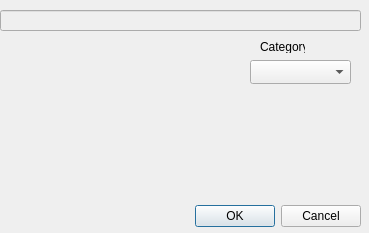
Qt form addurl.ui (pussbb/Link-Saver) before a commit.
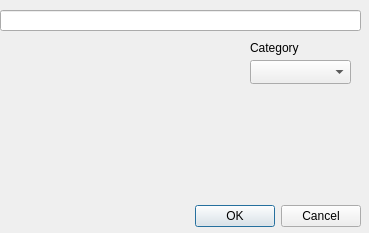
The same form after that commit.

The edit to the form file:
```diff
--- a/addurl.ui
+++ b/addurl.ui
@@ -44,7 +44,7 @@
   </widget>
   <widget class="QLineEdit" name="lineEdit">
    <property name="enabled">
-    <bool>false</bool>
+    <bool>true</bool>
    </property>
    <property name="geometry">
     <rect>
@@ -68,10 +68,10 @@
   <widget class="QLabel" name="label">
    <property name="geometry">
     <rect>
-     <x>260</x>
+     <x>250</x>
      <y>40</y>
-     <width>45</width>
-     <height>13</height>
+     <width>97</width>
+     <height>16</height>
     </rect>
    </property>
    <property name="text">
```
